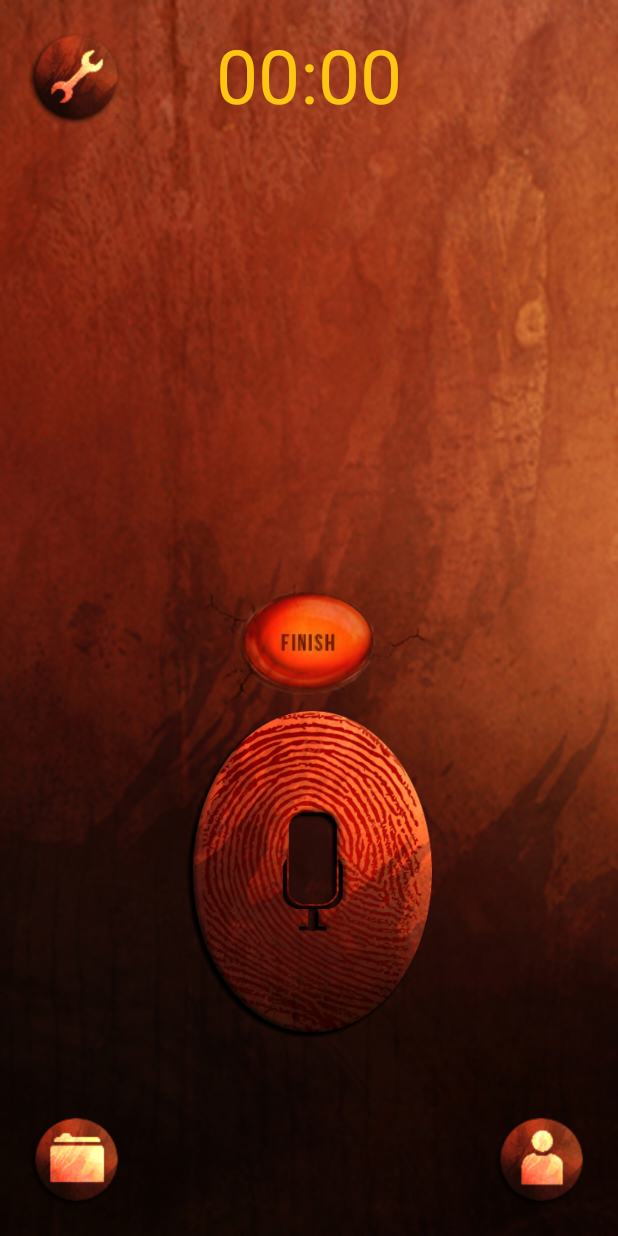
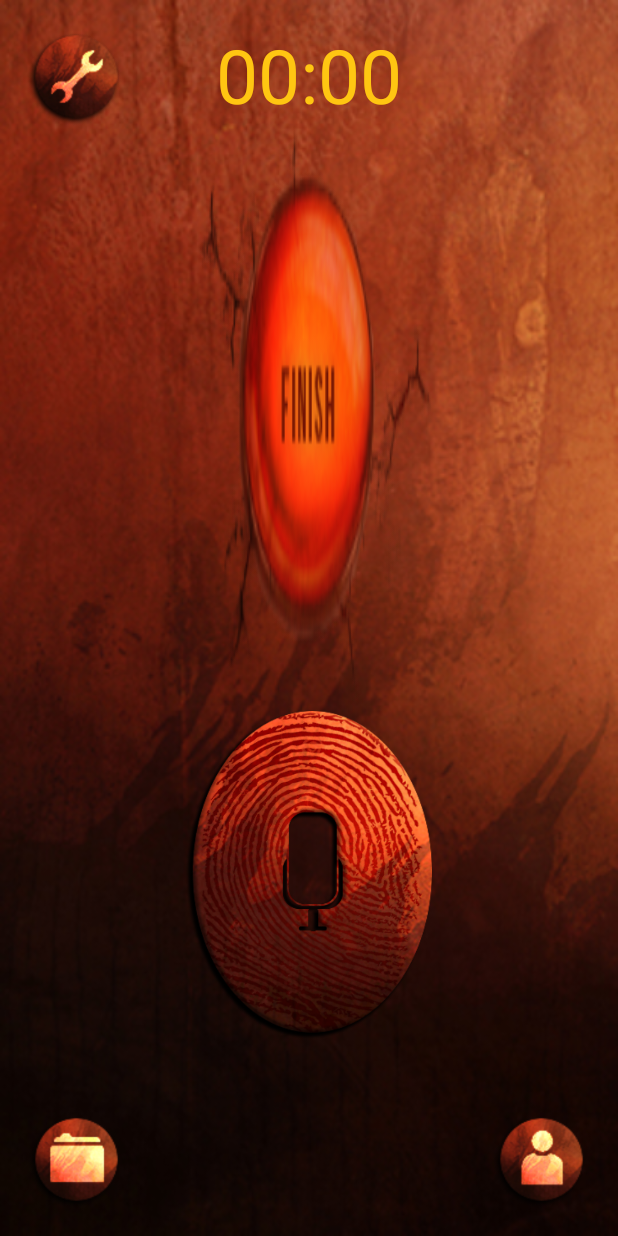
Before and after one commit to jaredgthub/Sound-Recorder-App, an Android app: the layout activity_main.xml on its own in the app's theme, with its tools: preview values and no code run, on a phone screen of 412 x 824 dp. Run offline under Robolectric (Android 15) with nearby library versions, the phone set to English and light mode, and no system bars.

Commit message:
better ui.

```diff
--- a/app/src/main/res/layout/activity_main.xml
+++ b/app/src/main/res/layout/activity_main.xml
@@ -11,17 +11,17 @@
     <Button
         android:layout_width="70dp"
         android:layout_height="70dp"
-        android:id="@+id/button2"
+        android:id="@+id/shareBtn"
         android:typeface="serif"
         android:background="@xml/pressedbuttonprofile"
-        android:layout_alignTop="@+id/button3"
+        android:layout_alignTop="@+id/showListBtn"
         android:layout_alignParentRight="true"
         android:layout_alignParentEnd="true" />
 
     <Button
         android:layout_width="70dp"
         android:layout_height="70dp"
-        android:id="@+id/button3"
+        android:id="@+id/showListBtn"
         android:typeface="serif"
         android:background="@xml/pressedbuttonfile"
         android:layout_alignParentBottom="true"
@@ -31,20 +31,20 @@
     <Button
         android:layout_width="164dp"
         android:layout_height="218.5dp"
-        android:id="@+id/mainButton"
+        android:id="@+id/startRecordBtn"
         android:typeface="serif"
         android:background="@xml/pressedbutton"
         android:layout_gravity="center"
         android:nestedScrollingEnabled="false"
         android:longClickable="true"
-        android:layout_above="@+id/button2"
+        android:layout_above="@+id/shareBtn"
         android:layout_centerHorizontal="true"
         android:layout_marginBottom="45dp" />
 
     <Chronometer
         android:layout_width="wrap_content"
         android:layout_height="wrap_content"
-        android:id="@+id/timer"
+        android:id="@+id/showTime"
         android:textSize="50sp"
         android:textAlignment="center"
         android:textColor="#ffffc612"
@@ -54,16 +54,17 @@
     <Button
         android:layout_width="wrap_content"
         android:layout_height="wrap_content"
-        android:id="@+id/button"
+        android:id="@+id/stopRecordBtn"
         android:background="@xml/pressedbuttonfinish"
-        android:layout_above="@+id/mainButton"
-        android:layout_alignRight="@+id/mainButton"
-        android:layout_alignEnd="@+id/mainButton" />
+        android:layout_below="@+id/showTime"
+        android:layout_above="@+id/startRecordBtn"
+        android:layout_alignRight="@id/startRecordBtn"
+        android:layout_alignEnd="@id/startRecordBtn" />
 
     <Button
         android:layout_width="70dp"
         android:layout_height="70dp"
-        android:id="@+id/button4"
+        android:id="@+id/settingsBtn"
         android:typeface="serif"
         android:background="@xml/pressedbuttonsettings"
         android:layout_alignParentTop="true"
```
Also changed, not shown: app/src/main/java/com/alpha/sound_recorder_app/ui/MainActivity.java (+70 -28 lines).
